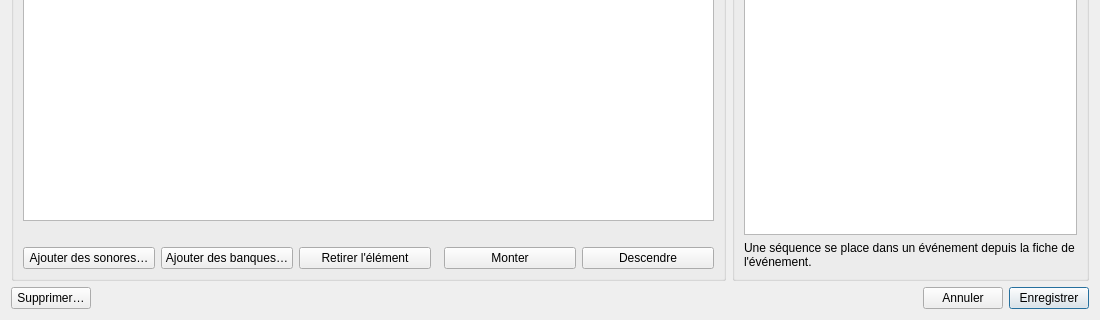
First picture: the form in src/machincast/interface/ui/fiche_sequence.ui, repository dascritch/machincast, before the edit; both pictures show x 0 to 1100 and y 380 to 700 of the 1100 by 700 pixel window.
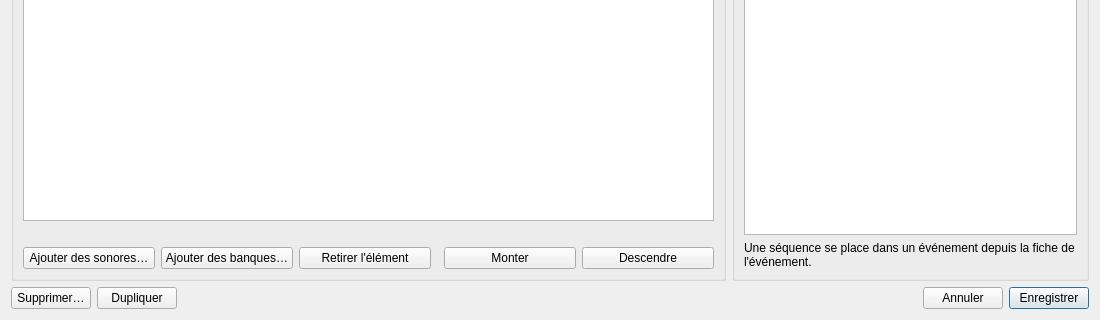
Second picture: the form after the edit.

Commit message:
feat(interface): dupliquer un événement, une séquence ou une banque
https://github.com/dascritch/machincast/issues/130
Dupliquer un Événement, Séquence ou Banque

Claude-Session: https://claude.ai/code/session_01KaPegkCQoT3k3oMgjXGsiv

Patch:
```diff
--- a/src/machincast/interface/ui/fiche_sequence.ui
+++ b/src/machincast/interface/ui/fiche_sequence.ui
@@ -192,7 +192,7 @@
     </layout>
    </item>
    <item>
-    <layout class="QHBoxLayout" name="pied" stretch="0,1,0,0">
+    <layout class="QHBoxLayout" name="pied" stretch="0,0,1,0,0">
      <item>
       <widget class="QPushButton" name="supprimer">
        <property name="text">
@@ -203,6 +203,16 @@
        </property>
       </widget>
      </item>
+     <item>
+      <widget class="QPushButton" name="dupliquer">
+       <property name="text">
+        <string>Dupliquer</string>
+       </property>
+       <property name="toolTip">
+        <string>Ouvre une copie de l'élément dans une nouvelle fiche ; rien n'est enregistré avant « Enregistrer ».</string>
+       </property>
+      </widget>
+     </item>
      <item>
       <widget class="QLabel" name="message">
        <property name="wordWrap">
```
The commit also changes 17 other files.
